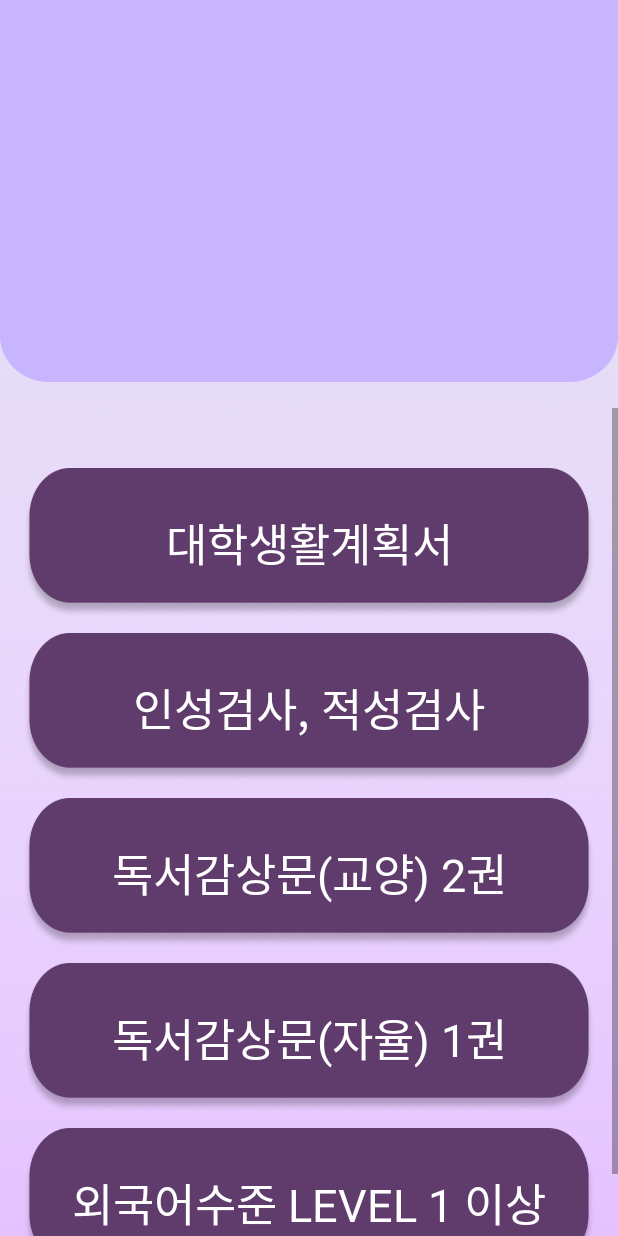
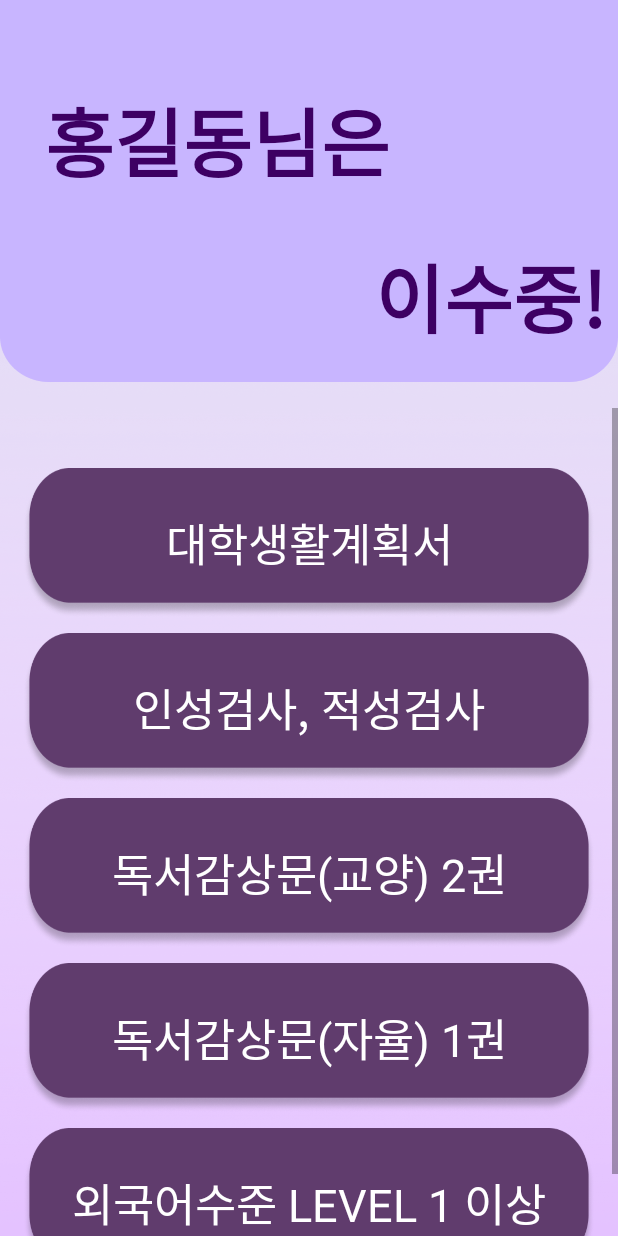
Before and after one commit to kiku99/GreatmanBelt, an Android app: the checklist screen opened through its navigation route, on a phone screen of 412 x 824 dp. Run offline under Robolectric (Android 15) with nearby library versions, the phone set to English and light mode, and no system bars; our stand-ins replace Room's generated code; 1 statement that could not run was skipped.

Commit message:
메인화면 이미지 업데이트

```diff
--- a/app/src/main/res/layout/fragment_checklist.xml
+++ b/app/src/main/res/layout/fragment_checklist.xml
@@ -14,8 +14,35 @@
         android:orientation="vertical"
         app:layout_constraintBottom_toTopOf="@+id/guideline2"
         app:layout_constraintEnd_toEndOf="parent"
+        app:layout_constraintHorizontal_bias="1.0"
         app:layout_constraintStart_toStartOf="parent"
-        app:layout_constraintTop_toTopOf="parent"/>
+        app:layout_constraintTop_toTopOf="parent"
+        app:layout_constraintVertical_bias="1.0">
+
+        <TextView
+            android:id="@+id/name"
+            android:layout_width="wrap_content"
+            android:layout_height="wrap_content"
+            android:layout_marginTop="120dp"
+            android:layout_marginLeft="30dp"
+            android:text="홍길동님은"
+            android:textColor="@color/violet"
+            android:textStyle="bold"
+            android:textSize="50sp" />
+
+        <TextView
+            android:id="@+id/name2"
+            android:layout_width="match_parent"
+            android:layout_height="match_parent"
+            android:layout_marginLeft="250dp"
+            android:layout_marginTop="30dp"
+            android:text="이수중!"
+            android:textColor="@color/violet"
+            android:textStyle="bold"
+            android:textSize="50sp" />
+
+
+    </LinearLayout>
 
     <ScrollView
         android:layout_width="match_parent"
@@ -123,9 +150,4 @@
         android:orientation="horizontal"
         app:layout_constraintGuide_percent="0.33" />
 
-
-
-
-
-
-    </androidx.constraintlayout.widget.ConstraintLayout>
+</androidx.constraintlayout.widget.ConstraintLayout>
--- a/app/src/main/res/values/colors.xml
+++ b/app/src/main/res/values/colors.xml
@@ -8,4 +8,5 @@
     <color name="black">#FF000000</color>
     <color name="white">#FFFFFFFF</color>
     <color name="gray">#6E6E6E</color>
+    <color name="violet">#3D0063</color>
 </resources>
```
Also changed, not shown: app/src/main/java/com/example/a2020greatmanbelt/MainActivity.kt (+5 -3 lines), app/src/main/res/layout/fragment_main_gragment.xml (+9 -9 lines), app/src/main/res/drawable-v24/beltcolorwhite.png (deleted), app/src/main/res/drawable-v24/beltcoloryellow.png (deleted), app/src/main/res/drawable/beltcolor_black.png (added), app/src/main/res/drawable/beltcolor_blue.png (added), app/src/main/res/drawable/beltcolor_red.png (added), app/src/main/res/drawable/beltcolor_white.png (added), app/src/main/res/drawable/beltcolor_yellow.png (added), app/src/main/res/drawable/greatman1.png (added).
